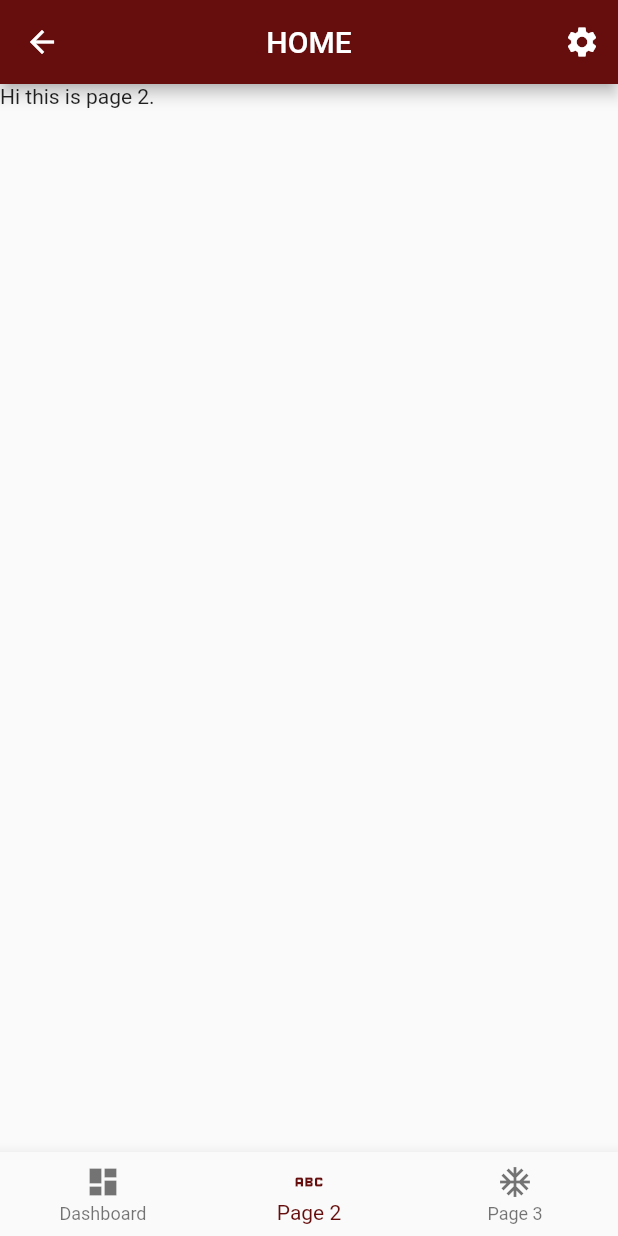
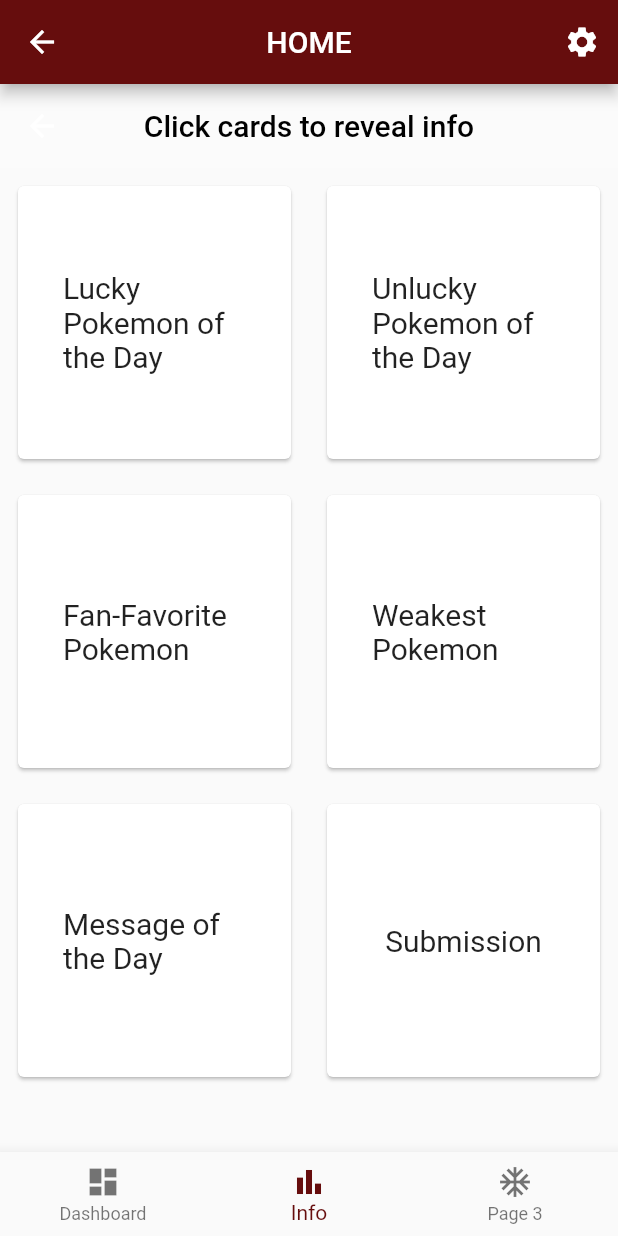
Before and after one commit to b1gmcdaddy/PokeGen, a Flutter app: the Home screen opened by its route, item 2 of the bottom bar chosen, on a phone screen of 412 x 824 dp. Run offline on Flutter 3.47's test engine with Material 2 defaults, Android fonts, the light colour scheme and no system bars; network calls fail.

Commit message:
finished additionalpage2

```diff
--- a/lib/screens/Home.dart
+++ b/lib/screens/Home.dart
@@ -1,6 +1,6 @@
 import 'package:flutter/material.dart';
 import 'package:midtermproj/screens/Settings.dart';
-import 'package:midtermproj/screens/Page2.dart';
+import 'package:midtermproj/screens/Page2Info.dart';
 import 'package:midtermproj/screens/Page3.dart';
 import 'package:midtermproj/screens/Dashboard.dart';
 
@@ -34,7 +34,7 @@
         items: const [
           BottomNavigationBarItem(
               icon: Icon(Icons.dashboard), label: "Dashboard"),
-          BottomNavigationBarItem(icon: Icon(Icons.abc), label: "Page 2"),
+          BottomNavigationBarItem(icon: Icon(Icons.bar_chart_outlined), label: "Info"),
           BottomNavigationBarItem(icon: Icon(Icons.ac_unit), label: "Page 3"),
         ],
         selectedItemColor: const Color.fromRGBO(102, 13, 13, 1),
--- a/lib/screens/Page2.dart
+++ /dev/null
@@ -1,12 +0,0 @@
-import 'package:flutter/material.dart';
-
-class Page2 extends StatelessWidget {
-  const Page2({super.key});
-
-  @override
-  Widget build(BuildContext context) {
-    return Scaffold(
-      body: Text("Hi this is page 2."),
-    );
-  }
-}
--- /dev/null
+++ b/lib/screens/Page2Info.dart
@@ -0,0 +1,76 @@
+import 'package:flutter/material.dart';
+
+class Page2 extends StatelessWidget {
+  final List<String> desc = [
+    'Lucky Pokemon of the Day',
+    'Unlucky Pokemon of the Day',
+    'Fan-Favorite Pokemon',
+    'Weakest Pokemon',
+    'Message of the Day',
+    'Submission'
+  ];
+
+  final List<String> inside = [
+    'Poochyena',
+    'Squirtle',
+    'Pikachu / Charizard',
+    'Magikarp',
+    'Hi sir, manifesting 1.0 :)',
+    'TANGPUZ, Jolony 17100437',
+  ];
+
+  @override
+  Widget build(BuildContext context) {
+    return Scaffold(
+      appBar: AppBar(
+        centerTitle: true,
+        backgroundColor: Colors.white10,
+        elevation: 0.0,
+        title: Text(
+          'Click cards to reveal info',
+          style: TextStyle(color: Colors.black),
+        ),
+      ),
+      body: GridView.count(
+        crossAxisCount: 2,
+        children: List.generate(desc.length, (index) {
+          return GestureDetector(
+            onTap: () {
+              _showCardTextModal(context, inside[index]);
+            },
+            child: Card(
+              margin: EdgeInsets.all(12.0),
+              child: Container(
+                width: 150.0,
+                height: 150.0,
+                alignment: Alignment.center,
+                padding: EdgeInsets.all(30.0),
+                child: Text(
+                  desc[index],
+                  style: TextStyle(fontSize: 20.0),
+                ),
+              ),
+            ),
+          );
+        }),
+      ),
+    );
+  }
+
+  void _showCardTextModal(BuildContext context, String inside) {
+    showDialog(
+      context: context,
+      builder: (context) {
+        return Dialog(
+          child: Container(
+            padding: EdgeInsets.all(16.0),
+            child: Text(
+              inside,
+              style: TextStyle(fontSize: 18.0),
+            ),
+          ),
+        );
+      },
+    );
+  }
+}
```
